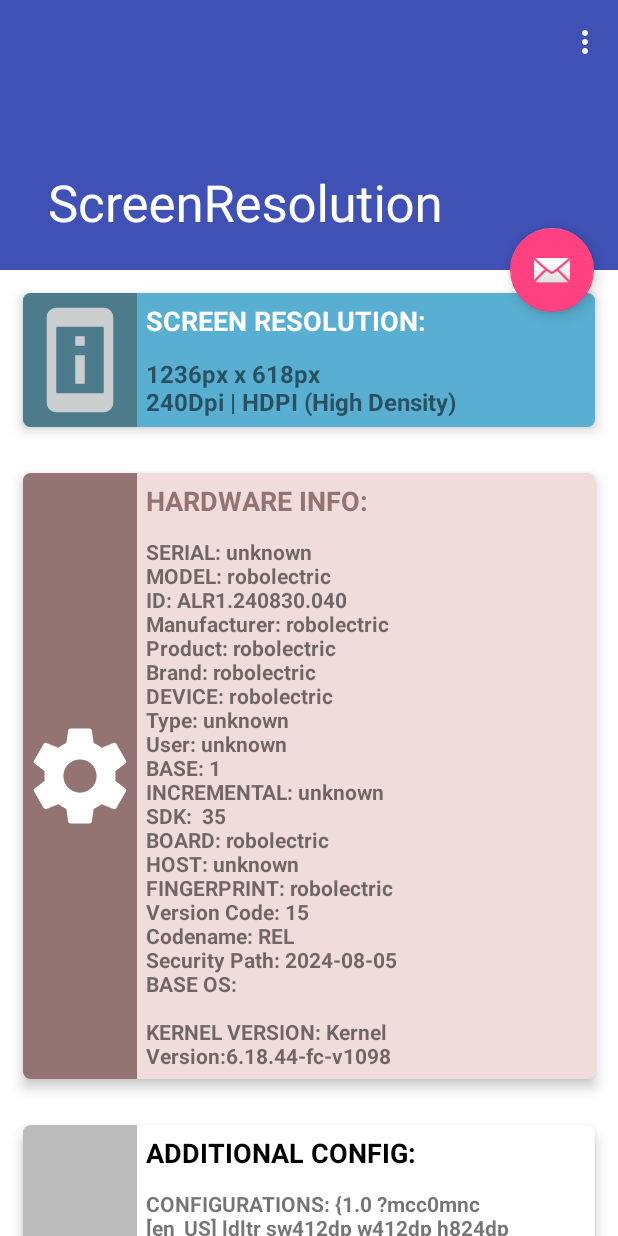
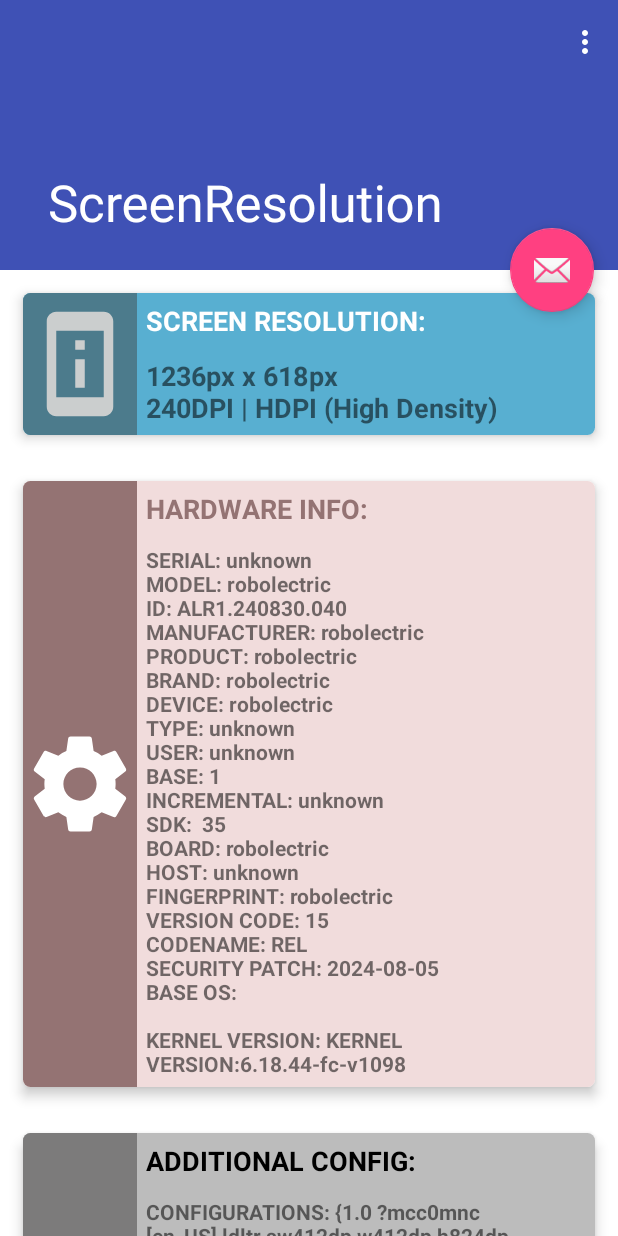
Before and after one commit to douglimar/ScreenResolution, an Android app: the screen it shows after launch (MainActivity), on a phone screen of 412 x 824 dp. Run offline under Robolectric (Android 15) with nearby library versions, the phone set to English and light mode, and no system bars; 4 statements that could not run were skipped.

Commit message:
Commit on Linux -- 2018.02.20

```diff
--- a/app/src/main/java/br/com/screenresolution/MainActivity.java
+++ b/app/src/main/java/br/com/screenresolution/MainActivity.java
@@ -163,12 +163,12 @@ public class MainActivity extends AppCompatActivity {
 
 
         result = IMEI + "\n"+
-                "SW Version: " + telephonyManager.getDeviceSoftwareVersion()+ "\n" +
-                "SIM Country: " + telephonyManager.getSimCountryIso() + "\n" +
-                "SIM Operator: " + telephonyManager.getSimOperator() + "\n" +
-                "SIM Operator Name: " + telephonyManager.getSimOperatorName() + "\n" +
-                "SIM State: " + telephonyManager.getSimState() + "\n"+
-                "SIM Serial No: " + telephonyManager.getSimSerialNumber();
+                "SW VERSION: " + telephonyManager.getDeviceSoftwareVersion()+ "\n" +
+                "SIM COUNTRY: " + telephonyManager.getSimCountryIso() + "\n" +
+                "SIM OPERATOR: " + telephonyManager.getSimOperator() + "\n" +
+                "SIM OPERATOR NAME: " + telephonyManager.getSimOperatorName() + "\n" +
+                "SIM STATE: " + telephonyManager.getSimState() + "\n"+
+                "SIM SERIAL No: " + telephonyManager.getSimSerialNumber();
 
 
 
@@ -198,23 +198,23 @@ public class MainActivity extends AppCompatActivity {
         String text ="SERIAL: " + Build.SERIAL + "\n" +
                 "MODEL: " + Build.MODEL + "\n" +
                 "ID: " + Build.ID + "\n" +
-                "Manufacturer: " + Build.MANUFACTURER + "\n" +
-                "Product: " + Build.PRODUCT + "\n"+
-                "Brand: " + Build.BRAND + "\n" +
+                "MANUFACTURER: " + Build.MANUFACTURER + "\n" +
+                "PRODUCT: " + Build.PRODUCT + "\n"+
+                "BRAND: " + Build.BRAND + "\n" +
                 "DEVICE: " + Build.DEVICE + "\n" +
-                "Type: " + Build.TYPE + "\n" +
-                "User: " + Build.USER + "\n" +
+                "TYPE: " + Build.TYPE + "\n" +
+                "USER: " + Build.USER + "\n" +
                 "BASE: " + Build.VERSION_CODES.BASE + "\n" +
                 "INCREMENTAL: " + Build.VERSION.INCREMENTAL + "\n" +
                 "SDK:  " + Build.VERSION.SDK + "\n" +
                 "BOARD: " + Build.BOARD + "\n" +
                 "HOST: " + Build.HOST + "\n" +
                 "FINGERPRINT: " + Build.FINGERPRINT + "\n" +
-                "Version Code: " + Build.VERSION.RELEASE + "\n" +
-                "Codename: " + Build.VERSION.CODENAME + "\n";
+                "VERSION CODE: " + Build.VERSION.RELEASE + "\n" +
+                "CODENAME: " + Build.VERSION.CODENAME + "\n";
 
         if (Build.VERSION.SDK_INT >= Build.VERSION_CODES.M) {
-            text += "Security Path: " + Build.VERSION.SECURITY_PATCH + "\n" +
+            text += "SECURITY PATCH: " + Build.VERSION.SECURITY_PATCH + "\n" +
                     "BASE OS: " + Build.VERSION.BASE_OS;
         }
 
@@ -226,13 +226,13 @@ public class MainActivity extends AppCompatActivity {
 
     public String getHardwareConfiguration() {
 
-        String text = "CONFIGURATIONS: " + getResources().getConfiguration() + "\n\n" +
-                "DENSITY DPI: " + getResources().getConfiguration().densityDpi + "\n\n" +
-                "DESCRIBE CONTENTS: " + getResources().getConfiguration().describeContents() + "\n\n" +
-                "SCREEN BRIGHTNESS: " + Settings.System.SCREEN_BRIGHTNESS + "\n\n" +
-                "SCREEN BRIGHTNESS MODE: " + Settings.System.SCREEN_BRIGHTNESS_MODE + "\n\n"+
-                "RINGTONE: " + Settings.System.RINGTONE + "\n\n" +
-                "DISPLAY SERVICE: " + DISPLAY_SERVICE + "\n\n";
+        String text = "CONFIGURATIONS: " + getResources().getConfiguration() + "\n" +
+                "DENSITY DPI: " + getResources().getConfiguration().densityDpi + "\n" +
+                "DESCRIBE CONTENTS: " + getResources().getConfiguration().describeContents() + "\n" +
+                "SCREEN BRIGHTNESS: " + Settings.System.SCREEN_BRIGHTNESS + "\n" +
+                "SCREEN BRIGHTNESS MODE: " + Settings.System.SCREEN_BRIGHTNESS_MODE + "\n"+
+                "RINGTONE: " + Settings.System.RINGTONE + "\n" +
+                "DISPLAY SERVICE: " + DISPLAY_SERVICE + "\n";
 
         return text;
     }
@@ -286,7 +286,7 @@ public class MainActivity extends AppCompatActivity {
                 + "BATTERY SCALE: " + scale + "\n"
                 + "IS CHARGING: " + isCharging + "\n"
                 + "CHARGING by USB: " + usbCharge + "\n"
-                + "CHARGING by AC Plug: " + acCharge;
+                + "CHARGING by AC PLUG: " + acCharge;
     }
 
 
@@ -317,17 +317,17 @@ public class MainActivity extends AppCompatActivity {
 */
 
         if (between(density, 1,120))
-            sDensity += "Dpi | LDPI (Low Density)";
+            sDensity += "DPI | LDPI (Low Density)";
         else if (between(density, 121,160))
-            sDensity += "Dpi | MDPI (Medium Density)" ;
+            sDensity += "DPI | MDPI (Medium Density)" ;
         else if (between(density,161,240))
-            sDensity += "Dpi | HDPI (High Density)" ;
+            sDensity += "DPI | HDPI (High Density)" ;
         else if (between(density,241,320))
-            sDensity += "Dpi | XHDPI (Extra High Density)" ;
+            sDensity += "DPI | XHDPI (Extra High Density)" ;
         else if (between(density,321,480))
-            sDensity += "Dpi | XXHDPI (Extra Extra High Density)" ;
+            sDensity += "DPI | XXHDPI (Extra Extra High Density)" ;
         else  if (density > 480)
-            sDensity += "Dpi | XXXHDPI (Extra Extra Extra High Density)" ;
+            sDensity += "DPI | XXXHDPI (Extra Extra Extra High Density)" ;
 
         return  sPixels + "\n" + sDensity;
 
@@ -345,7 +345,7 @@ public class MainActivity extends AppCompatActivity {
 
     public String getKernelVersion() {
 
-        return "Kernel Version:" + System.getProperty("os.version");
+        return "KERNEL VERSION:" + System.getProperty("os.version");
 
     }
 
@@ -413,7 +413,7 @@ public class MainActivity extends AppCompatActivity {
     }
 
     public static String getDataType(Context activity) {
-        String type = "Mobile Data: ";
+        String type = "MOBILE DATA: ";
         TelephonyManager tm = (TelephonyManager) activity.getSystemService(Context.TELEPHONY_SERVICE);
 
         type += tm.getNetworkType() + " - ";
--- a/app/src/main/res/drawable/ic_settings_applications_black_24dp.xml
+++ b/app/src/main/res/drawable/ic_settings_applications_black_24dp.xml
@@ -4,6 +4,6 @@
         android:viewportWidth="24.0"
         android:viewportHeight="24.0">
     <path
-        android:fillColor="#FF000000"
+        android:fillColor="#403f3f"
         android:pathData="M12,10c-1.1,0 -2,0.9 -2,2s0.9,2 2,2 2,-0.9 2,-2 -0.9,-2 -2,-2zM19,3L5,3c-1.11,0 -2,0.9 -2,2v14c0,1.1 0.89,2 2,2h14c1.11,0 2,-0.9 2,-2L21,5c0,-1.1 -0.89,-2 -2,-2zM17.25,12c0,0.23 -0.02,0.46 -0.05,0.68l1.48,1.16c0.13,0.11 0.17,0.3 0.08,0.45l-1.4,2.42c-0.09,0.15 -0.27,0.21 -0.43,0.15l-1.74,-0.7c-0.36,0.28 -0.76,0.51 -1.18,0.69l-0.26,1.85c-0.03,0.17 -0.18,0.3 -0.35,0.3h-2.8c-0.17,0 -0.32,-0.13 -0.35,-0.29l-0.26,-1.85c-0.43,-0.18 -0.82,-0.41 -1.18,-0.69l-1.74,0.7c-0.16,0.06 -0.34,0 -0.43,-0.15l-1.4,-2.42c-0.09,-0.15 -0.05,-0.34 0.08,-0.45l1.48,-1.16c-0.03,-0.23 -0.05,-0.46 -0.05,-0.69 0,-0.23 0.02,-0.46 0.05,-0.68l-1.48,-1.16c-0.13,-0.11 -0.17,-0.3 -0.08,-0.45l1.4,-2.42c0.09,-0.15 0.27,-0.21 0.43,-0.15l1.74,0.7c0.36,-0.28 0.76,-0.51 1.18,-0.69l0.26,-1.85c0.03,-0.17 0.18,-0.3 0.35,-0.3h2.8c0.17,0 0.32,0.13 0.35,0.29l0.26,1.85c0.43,0.18 0.82,0.41 1.18,0.69l1.74,-0.7c0.16,-0.06 0.34,0 0.43,0.15l1.4,2.42c0.09,0.15 0.05,0.34 -0.08,0.45l-1.48,1.16c0.03,0.23 0.05,0.46 0.05,0.69z"/>
 </vector>
--- a/app/src/main/res/drawable/ic_sim_card_24dp.xml
+++ b/app/src/main/res/drawable/ic_sim_card_24dp.xml
@@ -4,6 +4,6 @@
         android:viewportWidth="24.0"
         android:viewportHeight="24.0">
     <path
-        android:fillColor="#ca1919"
+        android:fillColor="#40be5d"
         android:pathData="M19.99,4c0,-1.1 -0.89,-2 -1.99,-2h-8L4,8v12c0,1.1 0.9,2 2,2h12.01c1.1,0 1.99,-0.9 1.99,-2l-0.01,-16zM9,19L7,19v-2h2v2zM17,19h-2v-2h2v2zM9,15L7,15v-4h2v4zM13,19h-2v-4h2v4zM13,13h-2v-2h2v2zM17,15h-2v-4h2v4z"/>
 </vector>
--- a/app/src/main/res/layout/content_main.xml
+++ b/app/src/main/res/layout/content_main.xml
@@ -59,7 +59,7 @@
                         android:layout_height="wrap_content"
                         android:textStyle="bold"
                         android:text="xxxx"
-                        android:textSize="16sp"
+                        android:textSize="18sp"
                         android:id="@+id/tvScreenRes"
                         android:layout_margin="@dimen/text_margin"/>
 
@@ -131,13 +131,14 @@
             <LinearLayout
                 android:layout_width="match_parent"
                 android:layout_height="match_parent"
+                android:background="#bcbcbc"
                 android:orientation="horizontal"
                 android:weightSum="5">
 
                 <ImageView
                     android:layout_width="0dp"
                     android:layout_height="match_parent"
-                    android:background="#bcbcbc"
+                    android:background="#7c7b7b"
                     android:src="@drawable/ic_settings_applications_black_24dp"
                     android:layout_weight="1"/>
 
@@ -181,13 +182,13 @@
                 android:layout_width="match_parent"
                 android:layout_height="match_parent"
                 android:orientation="horizontal"
-                android:background="#c9f4f2"
+                android:background="#e9deb6"
                 android:weightSum="5">
 
                 <ImageView
                     android:layout_width="0dp"
                     android:layout_height="match_parent"
-                    android:background="#36844f"
+                    android:background="#d48321"
                     android:src="@drawable/ic_battery_24dp"
                     android:layout_weight="1"/>
 
@@ -202,7 +203,7 @@
                         android:layout_height="wrap_content"
                         android:textStyle="bold"
                         android:textSize="18sp"
-                        android:textColor="#36844f"
+                        android:textColor="#843e36"
                         android:text="BATTERY INFO:"
                         android:layout_margin="@dimen/text_margin"/>
 
@@ -232,13 +233,13 @@
                 android:layout_width="match_parent"
                 android:layout_height="match_parent"
                 android:orientation="horizontal"
-                android:background="#ca1919"
+                android:background="#8cc99a"
                 android:weightSum="5">
 
                 <ImageView
                     android:layout_width="0dp"
                     android:layout_height="match_parent"
-                    android:background="#FFF"
+                    android:background="#096b20"
                     android:src="@drawable/ic_sim_card_24dp"
                     android:layout_weight="1"/>
 
@@ -253,7 +254,7 @@
                         android:layout_height="wrap_content"
                         android:textStyle="bold"
                         android:textSize="18sp"
-                        android:textColor="@android:color/white"
+                        android:textColor="#096b20"
                         android:text="MOBILE DATA INFO:"
                         android:layout_margin="@dimen/text_margin"/>
 
@@ -263,7 +264,7 @@
                         android:layout_height="wrap_content"
                         android:layout_weight="4"
                         android:id="@+id/tvIMEIInfo"
-                        android:textColor="@android:color/white"
+                        android:textStyle="bold"
                         android:layout_margin="@dimen/text_margin"/>
 
                 </LinearLayout>
```
